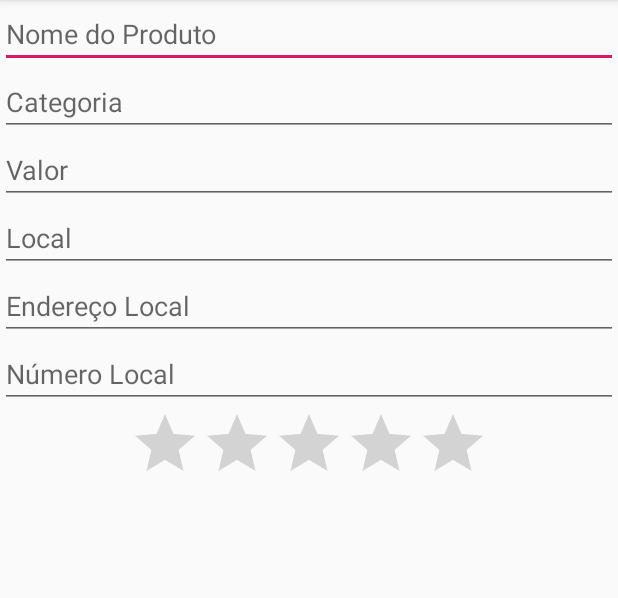
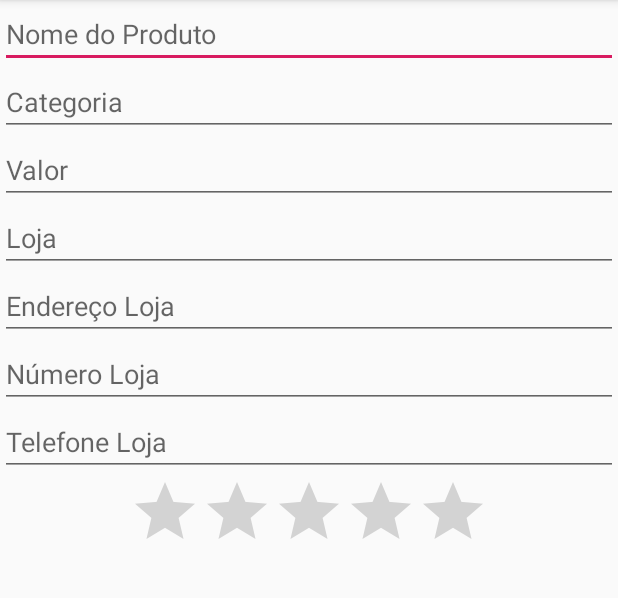
Before and after one commit to guicavicci2019/easybeasy, an Android app: the FormularioActivity screen opened directly, with no data from a screen before it, on a phone screen of 412 x 824 dp, the part 84-682 px from its top. Run offline under Robolectric (Android 15) with nearby library versions, the phone set to English and light mode, and no system bars.

Commit message:
implementação dao

```diff
--- a/app/src/main/java/br/com/fiap/easybeasy/FormularioActivity.java
+++ b/app/src/main/java/br/com/fiap/easybeasy/FormularioActivity.java
@@ -5,16 +5,21 @@ import android.os.Bundle;
 import android.view.Menu;
 import android.view.MenuInflater;
 import android.view.MenuItem;
-import android.view.View;
-import android.widget.Button;
 import android.widget.Toast;
 
+import br.com.fiap.easybeasy.dao.ProdutoDAO;
+import br.com.fiap.easybeasy.model.Produto;
+
 public class FormularioActivity extends AppCompatActivity {
+
+    private FormularioHelper formHelper;
 
     @Override
     protected void onCreate(Bundle savedInstanceState) {
         super.onCreate(savedInstanceState);
         setContentView(R.layout.activity_formulario);
+
+        formHelper = new FormularioHelper(this);
     }
 
     @Override
@@ -29,7 +34,13 @@ public class FormularioActivity extends AppCompatActivity {
     public boolean onOptionsItemSelected(MenuItem item) {
         switch (item.getItemId()){
             case R.id.menu_formulario_ok:
-                Toast.makeText(FormularioActivity.this, "Botão clicado!", Toast.LENGTH_SHORT).show();
+
+                Produto produto = formHelper.getProduto();
+                ProdutoDAO produtoDAO = new ProdutoDAO(this);
+                produtoDAO.add(produto);
+                produtoDAO.close();
+
+                Toast.makeText(FormularioActivity.this, produto.getNome() + " salvo!", Toast.LENGTH_SHORT).show();
                 finish();
                 break;
         }
--- /dev/null
+++ b/app/src/main/java/br/com/fiap/easybeasy/FormularioHelper.java
@@ -0,0 +1,46 @@
+package br.com.fiap.easybeasy;
+
+import android.view.View;
+import android.widget.EditText;
+import android.widget.RatingBar;
+
+import br.com.fiap.easybeasy.model.Produto;
+
+public class FormularioHelper {
+
+    private final EditText campoNome;
+    private final EditText campoCategoria;
+    private final EditText campoValor;
+    private final EditText campoNomeLoja;
+    private final EditText campoRuaLoja;
+    private final EditText campoNumLoja;
+    private final EditText campoTelLoja;
+    private final RatingBar campoNota;
+
+    public FormularioHelper (FormularioActivity activity) {
+
+        campoNome = activity.findViewById(R.id.formulario_nome);
+        campoCategoria = activity.findViewById(R.id.formulario_categoria);
+        campoValor = activity.findViewById(R.id.formulario_valor);
+        campoNomeLoja = activity.findViewById(R.id.formulario_loja);
+        campoRuaLoja = activity.findViewById(R.id.formulario_end_loja);
+        campoNumLoja = activity.findViewById(R.id.formulario_numero_loja);
+        campoTelLoja = activity.findViewById(R.id.formulario_telefone_loja);
+        campoNota = activity.findViewById(R.id.formulario_nota);
+
+    }
+
+    public Produto getProduto() {
+        Produto produto = new Produto();
+        produto.setNome(campoNome.getText().toString());
+        produto.setCategoria(campoCategoria.getText().toString());
+        produto.setValor(campoValor.getText().toString());
+        produto.setNomeLoja(campoNomeLoja.getText().toString());
+        produto.setRuaLoja(campoRuaLoja.getText().toString());
+        produto.setNumeroLoja(Integer.getInteger(String.valueOf(campoNumLoja.getText())));
+        produto.setTelLoja(campoTelLoja.getText().toString());
+        produto.setNota(Double.valueOf(campoNota.getProgress()));
+        return produto;
+
+    }
+}
--- a/app/src/main/res/layout/activity_formulario.xml
+++ b/app/src/main/res/layout/activity_formulario.xml
@@ -29,22 +29,28 @@
             android:id="@+id/formulario_valor"/>
 
         <EditText
-            android:hint="Local"
+            android:hint="Loja"
             android:layout_width="match_parent"
             android:layout_height="wrap_content"
             android:id="@+id/formulario_loja"/>
 
         <EditText
-            android:hint="Endereço Local"
+            android:hint="Endereço Loja"
             android:layout_width="match_parent"
             android:layout_height="wrap_content"
-            android:id="@+id/formulario_end_local"/>
+            android:id="@+id/formulario_end_loja"/>
 
         <EditText
-            android:hint="Número Local"
+            android:hint="Número Loja"
             android:layout_width="match_parent"
             android:layout_height="wrap_content"
-            android:id="@+id/formulario_numero_local"/>
+            android:id="@+id/formulario_numero_loja"/>
+
+        <EditText
+            android:hint="Telefone Loja"
+            android:layout_width="match_parent"
+            android:layout_height="wrap_content"
+            android:id="@+id/formulario_telefone_loja"/>
 
         <RatingBar
             android:layout_width="wrap_content"
--- a/build.gradle
+++ b/build.gradle
@@ -8,6 +8,7 @@ buildscript {
     }
     dependencies {
         classpath 'com.android.tools.build:gradle:3.4.0'
+        classpath 'com.j256.ormlite:ormlite-android:5.1'
 
         // NOTE: Do not place your application dependencies here; they belong
         // in the individual module build.gradle files
```
Also changed, not shown: app/src/main/java/br/com/fiap/easybeasy/ListaProdutosActivity.java (+10 -2 lines), app/src/main/java/br/com/fiap/easybeasy/dao/ProdutoDAO.java (added, +58 -0 lines), app/src/main/java/br/com/fiap/easybeasy/model/Endereço.java (added, +8 -0 lines), app/src/main/java/br/com/fiap/easybeasy/model/Produto.java (added, +88 -0 lines), app/libs/ormlite-android-5.1.jar (added).
